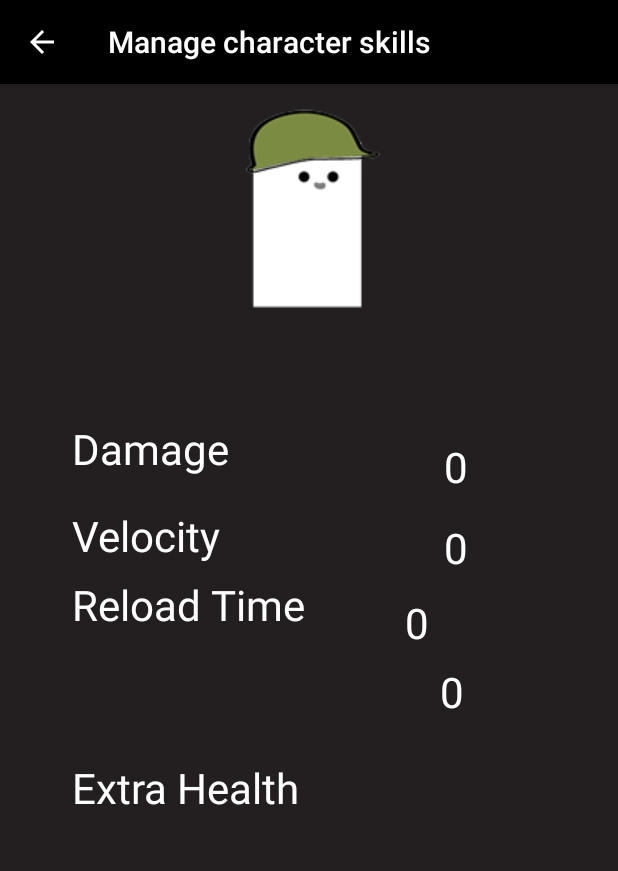
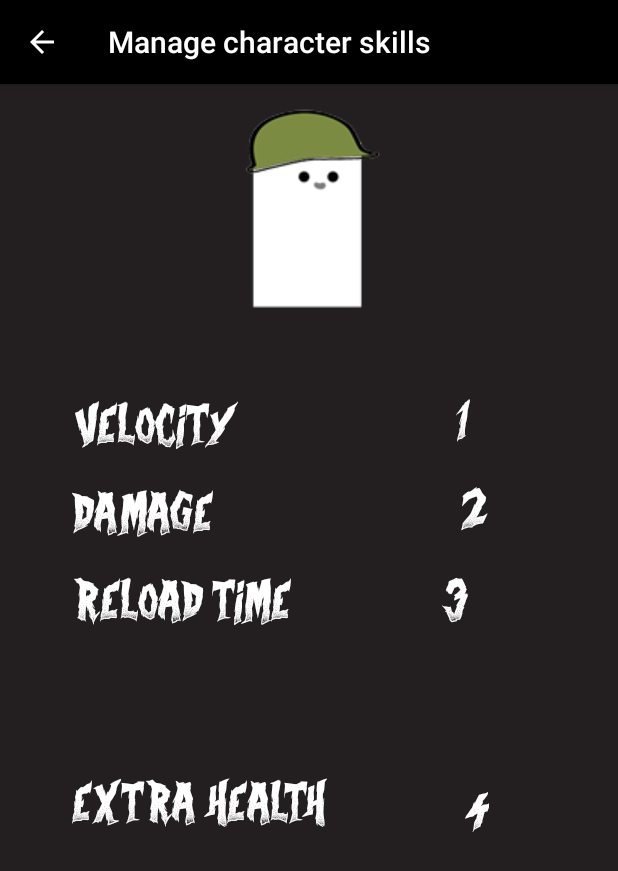
Before and after one commit to bigmonte/NecromancyCompanionApp, an Android app: the ManageSkillsActivity screen opened directly, with no data from a screen before it, on a phone screen of 412 x 824 dp. Shown: the top 871 px of the screen. Run offline under Robolectric (Android 15) with nearby library versions, the light colour scheme and no system bars.

Commit message:
getting skill points from the API server

```diff
--- a/app/src/main/java/com/portalmafia/androidcardgame/MainActivity.java
+++ b/app/src/main/java/com/portalmafia/androidcardgame/MainActivity.java
@@ -97,7 +97,6 @@ public class MainActivity extends Activity {
         username = necromancyData.GetUsername();
 
         new GetDataTask().execute("http://10.0.2.2:8080/api/getData?username="+username+ "&password="+password);
-          singleton = AppManager.getInstance();
 
         // Listen Restart button which will restart the gam
 
--- a/app/src/main/java/com/portalmafia/androidcardgame/ManageSkillsActivity.java
+++ b/app/src/main/java/com/portalmafia/androidcardgame/ManageSkillsActivity.java
@@ -4,6 +4,7 @@ import android.graphics.Typeface;
 import android.os.AsyncTask;
 import android.support.v7.app.AppCompatActivity;
 import android.os.Bundle;
+import android.widget.TextView;
 
 import org.json.JSONObject;
 
@@ -13,11 +14,24 @@ import java.io.InputStream;
 import java.io.InputStreamReader;
 import java.net.HttpURLConnection;
 import java.net.URL;
+import java.util.Locale;
 
 public class ManageSkillsActivity extends AppCompatActivity {
 
     NecromancyData necromancyData;
     Typeface font;
+
+    TextView SkillDamagePointsTextLabel;
+    TextView SkillExtraHealthPointsTextLabel;
+    TextView SkillVelocityPointsTextLabel;
+    TextView SkillReloadTimePointsTextLabel;
+
+    TextView SkillDamagePointsText;
+    TextView SkillExtraHealthPointsText;
+    TextView SkillVelocityPointsText;
+    TextView SkillReloadTimePointsText;
+
+    String username,password;
 
     @Override
     protected void onCreate(Bundle savedInstanceState) {
@@ -25,8 +39,38 @@ public class ManageSkillsActivity extends AppCompatActivity {
         setContentView(R.layout.activity_manage_skills);
         getSupportActionBar().setDisplayHomeAsUpEnabled(true);
         necromancyData = ((NecromancyData) getApplicationContext());
+
+
+        necromancyData = ((NecromancyData) getApplicationContext());
+
         font = Typeface.createFromAsset(getAssets(), "fonts/curse.ttf");
 
+        SkillDamagePointsTextLabel = findViewById(R.id.SkillDamageLabel);
+        SkillExtraHealthPointsTextLabel = findViewById(R.id.SkillExtraHealthLabel);
+        SkillVelocityPointsTextLabel = findViewById(R.id.SkillVelocityLabel);
+        SkillReloadTimePointsTextLabel = findViewById(R.id.SkillReloadTimeLabel);
+
+        SkillDamagePointsText = findViewById(R.id.SkillDamagePoints);
+        SkillExtraHealthPointsText = findViewById(R.id.SkillExtraHealthPoints);
+        SkillVelocityPointsText = findViewById(R.id.SkillVelocityPoints);
+        SkillReloadTimePointsText = findViewById(R.id.SkillReloadTimePoints);
+
+        SkillDamagePointsTextLabel.setTypeface(font);
+        SkillExtraHealthPointsTextLabel.setTypeface(font);
+        SkillVelocityPointsTextLabel.setTypeface(font);
+        SkillReloadTimePointsTextLabel.setTypeface(font);
+        SkillDamagePointsText.setTypeface(font);
+        SkillExtraHealthPointsText.setTypeface(font);
+        SkillVelocityPointsText.setTypeface(font);
+        SkillReloadTimePointsText.setTypeface(font);
+
+        necromancyData.SetUsername("joao");
+        necromancyData.SetPassword("joao");
+
+        password = necromancyData.GetPassword();
+        username = necromancyData.GetUsername();
+
+        new GetDataTask().execute("http://10.0.2.2:8080/api/getData?username="+username+ "&password="+password);
 
     }
 
@@ -99,7 +143,10 @@ public class ManageSkillsActivity extends AppCompatActivity {
                 necromancyData.SetSkillExtraHealth(SkillExtraHealth);
                 necromancyData.SetSkillReloadTime(SkillReloadTime);
 
-
+                SkillDamagePointsText.setText(String.format(Locale.US,"%d", SkillDamage));
+                SkillVelocityPointsText.setText(String.format(Locale.US,"%d", SkillVelocity));
+                SkillReloadTimePointsText.setText(String.format(Locale.US, "%d", SkillReloadTime));
+                SkillExtraHealthPointsText.setText(String.format(Locale.US, "%d", SkillExtraHealth));
 
 
             } catch (Exception e) {
--- a/app/src/main/java/com/portalmafia/androidcardgame/PlayerInfoActivity.java
+++ b/app/src/main/java/com/portalmafia/androidcardgame/PlayerInfoActivity.java
@@ -30,7 +30,7 @@ public class PlayerInfoActivity extends AppCompatActivity {
     Button ManageHats, ManageSkills;
     NecromancyData necromancyData;
 
-
+    String username, password;
 
     @Override
     protected void onCreate(Bundle savedInstanceState) {
@@ -38,6 +38,14 @@ public class PlayerInfoActivity extends AppCompatActivity {
         setContentView(R.layout.activity_player_info);
         getSupportActionBar().setDisplayHomeAsUpEnabled(true);
         necromancyData = ((NecromancyData) getApplicationContext());
+
+        necromancyData.SetUsername("joao");
+        necromancyData.SetPassword("joao");
+
+        password = necromancyData.GetPassword();
+        username = necromancyData.GetUsername();
+
+        new GetDataTask().execute("http://10.0.2.2:8080/api/getData?username="+username+ "&password="+password);
 
 
         ActivitiesClass[0] = ManageSkillsActivity.class;
--- a/app/src/main/res/layout/activity_manage_skills.xml
+++ b/app/src/main/res/layout/activity_manage_skills.xml
@@ -21,120 +21,128 @@
         app:srcCompat="@drawable/soldier" />
 
     <TextView
-        android:id="@+id/textView"
+        android:id="@+id/SkillVelocityLabel"
+        android:layout_width="wrap_content"
+        android:layout_height="wrap_content"
+        android:layout_marginBottom="8dp"
+        android:layout_marginEnd="8dp"
+        android:layout_marginStart="8dp"
+        android:layout_marginTop="196dp"
+        android:text="VELOCITY"
+        android:textColor="@android:color/white"
+        android:textSize="24dp"
+        app:layout_constraintBottom_toTopOf="@+id/SkillDamageLabel"
+        app:layout_constraintEnd_toStartOf="@+id/SkillVelocityPoints"
+        app:layout_constraintHorizontal_bias="0.236"
+        app:layout_constraintStart_toStartOf="parent"
+        app:layout_constraintTop_toTopOf="parent"
+        app:layout_constraintVertical_bias="0.461" />
+
+    <TextView
+        android:id="@+id/SkillExtraHealthLabel"
+        android:layout_width="wrap_content"
+        android:layout_height="wrap_content"
+        android:layout_marginBottom="44dp"
+        android:layout_marginStart="48dp"
+        android:layout_marginTop="8dp"
+        android:text="EXTRA HEALTH"
+        android:textColor="@android:color/white"
+        android:textSize="24dp"
+        app:layout_constraintBottom_toBottomOf="parent"
+        app:layout_constraintStart_toStartOf="parent"
+        app:layout_constraintTop_toBottomOf="@+id/SkillReloadTimeLabel"
+        app:layout_constraintVertical_bias="0.29" />
+
+    <TextView
+        android:id="@+id/SkillDamageLabel"
         android:layout_width="wrap_content"
         android:layout_height="wrap_content"
         android:layout_marginBottom="8dp"
         android:layout_marginStart="48dp"
-        android:layout_marginTop="28dp"
-        android:text="Velocity"
+        android:layout_marginTop="252dp"
+        android:text="DAMAGE"
         android:textColor="@android:color/white"
-        android:textSize="28dp"
-        app:layout_constraintBottom_toTopOf="@+id/textView5"
-        app:layout_constraintStart_toStartOf="parent"
-        app:layout_constraintTop_toBottomOf="@+id/textView4"
-        app:layout_constraintVertical_bias="1.0" />
-
-    <TextView
-        android:id="@+id/textView3"
-        android:layout_width="wrap_content"
-        android:layout_height="wrap_content"
-        android:layout_marginBottom="8dp"
-        android:layout_marginStart="48dp"
-        android:layout_marginTop="8dp"
-        android:text="Extra Health"
-        android:textColor="@android:color/white"
-        android:textSize="28dp"
-        app:layout_constraintBottom_toBottomOf="parent"
-        app:layout_constraintStart_toStartOf="parent"
-        app:layout_constraintTop_toBottomOf="@+id/textView5"
-        app:layout_constraintVertical_bias="0.219" />
-
-    <TextView
-        android:id="@+id/textView4"
-        android:layout_width="wrap_content"
-        android:layout_height="wrap_content"
-        android:layout_marginStart="48dp"
-        android:layout_marginTop="224dp"
-        android:text="Damage"
-        android:textColor="@android:color/white"
-        android:textSize="28dp"
+        android:textSize="24dp"
+        app:layout_constraintBottom_toTopOf="@+id/SkillReloadTimeLabel"
         app:layout_constraintStart_toStartOf="parent"
         app:layout_constraintTop_toTopOf="parent" />
 
     <TextView
-        android:id="@+id/textView5"
+        android:id="@+id/SkillReloadTimeLabel"
         android:layout_width="wrap_content"
         android:layout_height="wrap_content"
         android:layout_marginStart="48dp"
         android:layout_marginTop="172dp"
-        android:text="Reload Time"
+        android:text="RELOAD TIME"
         android:textColor="@android:color/white"
-        android:textSize="28dp"
+        android:textSize="24dp"
         app:layout_constraintStart_toStartOf="parent"
         app:layout_constraintTop_toBottomOf="@+id/imageView4" />
 
     <TextView
-        android:id="@+id/textView6"
+        android:id="@+id/SkillVelocityPoints"
         android:layout_width="wrap_content"
         android:layout_height="wrap_content"
         android:layout_marginEnd="8dp"
         android:layout_marginStart="8dp"
-        android:layout_marginTop="236dp"
-        android:text="0"
+        android:layout_marginTop="208dp"
+        android:text="1"
         android:textColor="@android:color/white"
-        android:textSize="28dp"
+        android:textSize="24dp"
         app:layout_constraintEnd_toEndOf="parent"
-        app:layout_constraintHorizontal_bias="0.595"
-        app:layout_constraintStart_toEndOf="@+id/textView4"
+        app:layout_constraintHorizontal_bias="0.63"
+        app:layout_constraintStart_toEndOf="@+id/SkillDamageLabel"
         app:layout_constraintTop_toTopOf="parent" />
 
     <TextView
-        android:id="@+id/textView10"
+        android:id="@+id/SkillExtraHealthPoints"
         android:layout_width="wrap_content"
         android:layout_height="wrap_content"
+        android:layout_marginBottom="8dp"
         android:layout_marginEnd="8dp"
         android:layout_marginStart="8dp"
         android:layout_marginTop="16dp"
-        android:text="0"
+        android:text="2"
         android:textColor="@android:color/white"
-        android:textSize="28dp"
+        android:textSize="24dp"
+        app:layout_constraintBottom_toTopOf="@+id/SkillDamagePoints"
         app:layout_constraintEnd_toEndOf="parent"
-        app:layout_constraintHorizontal_bias="0.605"
-        app:layout_constraintStart_toEndOf="@+id/textView"
-        app:layout_constraintTop_toBottomOf="@+id/textView6" />
+        app:layout_constraintHorizontal_bias="0.64"
+        app:layout_constraintStart_toEndOf="@+id/SkillVelocityLabel"
+        app:layout_constraintTop_toBottomOf="@+id/SkillVelocityPoints"
+        app:layout_constraintVertical_bias="0.3" />
 
     <TextView
-        android:id="@+id/textView11"
+        android:id="@+id/SkillDamagePoints"
         android:layout_width="18dp"
         android:layout_height="wrap_content"
         android:layout_marginEnd="8dp"
         android:layout_marginStart="8dp"
-        android:layout_marginTop="184dp"
-        android:text="0"
+        android:layout_marginTop="172dp"
+        android:text="3"
         android:textColor="@android:color/white"
-        android:textSize="28dp"
+        android:textSize="24dp"
         app:layout_constraintEnd_toEndOf="parent"
-        app:layout_constraintHorizontal_bias="0.337"
-        app:layout_constraintStart_toEndOf="@+id/textView5"
+        app:layout_constraintHorizontal_bias="0.503"
+        app:layout_constraintStart_toEndOf="@+id/SkillReloadTimeLabel"
         app:layout_constraintTop_toBottomOf="@+id/imageView4" />
 
     <TextView
-        android:id="@+id/textView12"
-        android:layout_width="18dp"
+        android:id="@+id/SkillReloadTimePoints"
+        android:layout_width="16dp"
         android:layout_height="wrap_content"
         android:layout_marginBottom="48dp"
         android:layout_marginEnd="16dp"
         android:layout_marginStart="8dp"
         android:layout_marginTop="8dp"
-        android:text="0"
+        android:text="4"
         android:textColor="@android:color/white"
-        android:textSize="28dp"
+        android:textSize="24dp"
         app:layout_constraintBottom_toBottomOf="parent"
         app:layout_constraintEnd_toEndOf="parent"
-        app:layout_constraintHorizontal_bias="0.503"
-        app:layout_constraintStart_toEndOf="@+id/textView3"
-        app:layout_constraintTop_toBottomOf="@+id/textView11"
-        app:layout_constraintVertical_bias="0.0" />
+        app:layout_constraintHorizontal_bias="0.545"
+        app:layout_constraintStart_toEndOf="@+id/SkillExtraHealthLabel"
+        app:layout_constraintTop_toBottomOf="@+id/SkillDamagePoints"
+        app:layout_constraintVertical_bias="0.313" />
 
 </android.support.constraint.ConstraintLayout>
```
